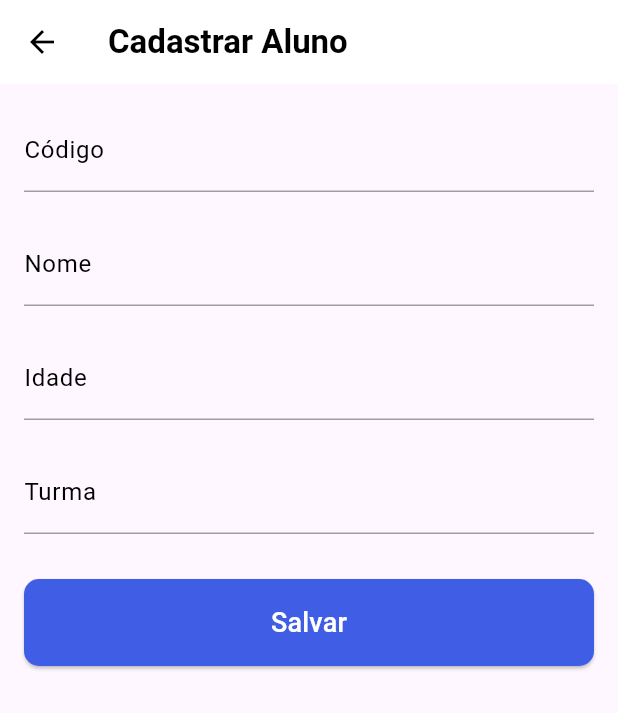
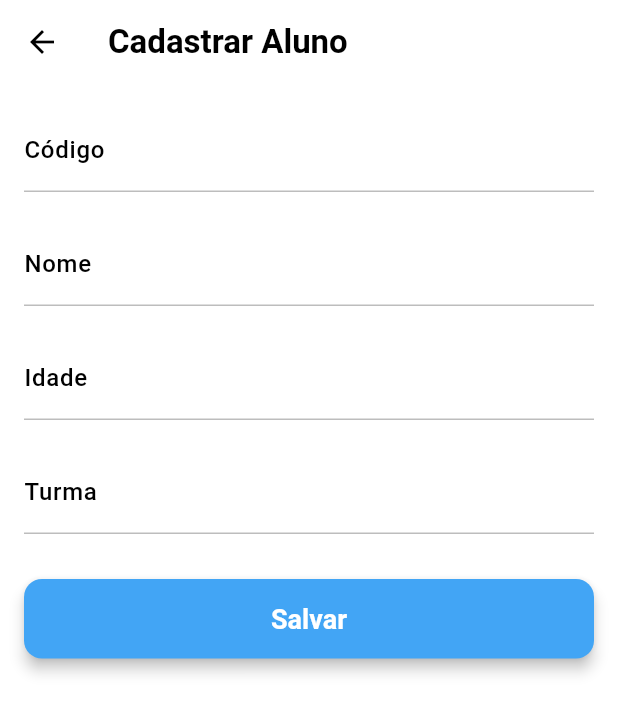
Before and after one commit to gustavosouza1997/app_aluno, a Flutter app: the AlunoPage screen opened directly, after a tap on the "add" icon, on a phone screen of 412 x 824 dp. Shown: the top 713 px of the screen. Run offline on Flutter 3.47's test engine with Material 3 defaults, Android fonts, the phone set to English and light mode, and no system bars; our stand-ins replace cloud_firestore, firebase_auth, firebase_core; accounts and stored records are empty.

Commit message:
Adicionado Fluent Design

```diff
--- a/lib/view/aluno_form_page.dart
+++ b/lib/view/aluno_form_page.dart
@@ -7,7 +7,7 @@ class AlunoFormPage extends StatefulWidget {
   final AlunoPresenter presenter; // O presenter que gerencia a lógica do formulário.
 
   // Construtor da página de formulário. Recebe o presenter como argumento.
-  const AlunoFormPage({required this.presenter});
+  const AlunoFormPage({super.key, required this.presenter});
 
   @override
   // ignore: library_private_types_in_public_api
@@ -25,7 +25,7 @@ class _AlunoFormPageState extends State<AlunoFormPage> {
   Widget build(BuildContext context) {
     return Scaffold(
       appBar: AppBar(
-        backgroundColor: Colors.white, // Fundo branco no estilo Instagram.
+        backgroundColor: Colors.white, // Fundo branco no estilo Fluent.
         title: const Text(
           'Cadastrar Aluno', // Título do AppBar.
           style: TextStyle(
@@ -45,28 +45,11 @@ class _AlunoFormPageState extends State<AlunoFormPage> {
                 CrossAxisAlignment.start, // Alinha os elementos à esquerda.
             children: [
               // Campo de texto para o código do aluno.
-              TextFormField(
-                controller:
-                    _codigoController, // Conecta o controlador ao campo.
-                decoration: const InputDecoration(
-                  labelText: 'Código', // Texto de rótulo.
-                  labelStyle: TextStyle(
-                    color: Colors.black, // Texto preto.
-                  ),
-                  enabledBorder: UnderlineInputBorder(
-                    borderSide:
-                        BorderSide(color: Colors.grey), // Borda inferior cinza.
-                  ),
-                  focusedBorder: UnderlineInputBorder(
-                    borderSide: BorderSide(
-                        color:
-                            Colors.blueAccent), // Borda inferior azul ao focar.
-                  ),
-                ),
-                keyboardType:
-                    TextInputType.number, // Tipo de entrada: numérica.
+              _buildTextField(
+                controller: _codigoController,
+                label: 'Código',
+                keyboardType: TextInputType.number,
                 validator: (value) {
-                  // Validação do campo.
                   if (value == null || value.isEmpty) {
                     return 'Informe o código do aluno'; // Mensagem de erro se o campo estiver vazio.
                   }
@@ -76,87 +59,41 @@ class _AlunoFormPageState extends State<AlunoFormPage> {
               SizedBox(height: 20), // Espaçamento vertical.
 
               // Campo de texto para o nome do aluno.
-              TextFormField(
-                controller: _nomeController, // Conecta o controlador ao campo.
-                decoration: const InputDecoration(
-                  labelText: 'Nome', // Texto de rótulo.
-                  labelStyle: TextStyle(
-                    color: Colors.black, // Texto preto.
-                  ),
-                  enabledBorder: UnderlineInputBorder(
-                    borderSide:
-                        BorderSide(color: Colors.grey), // Borda inferior cinza.
-                  ),
-                  focusedBorder: UnderlineInputBorder(
-                    borderSide: BorderSide(
-                        color:
-                            Colors.blueAccent), // Borda inferior azul ao focar.
-                  ),
-                ),
+              _buildTextField(
+                controller: _nomeController,
+                label: 'Nome',
                 validator: (value) {
-                  // Validação do campo.
                   if (value == null || value.isEmpty) {
-                    return 'Informe o nome do aluno'; // Mensagem de erro se o campo estiver vazio.
+                    return 'Informe o nome do aluno';
                   }
-                  return null; // Sem erro.
+                  return null;
                 },
               ),
               SizedBox(height: 20), // Espaçamento vertical.
 
               // Campo de texto para a idade do aluno.
-              TextFormField(
-                controller: _idadeController, // Conecta o controlador ao campo.
-                decoration: const InputDecoration(
-                  labelText: 'Idade', // Texto de rótulo.
-                  labelStyle: TextStyle(
-                    color: Colors.black, // Texto preto.
-                  ),
-                  enabledBorder: UnderlineInputBorder(
-                    borderSide:
-                        BorderSide(color: Colors.grey), // Borda inferior cinza.
-                  ),
-                  focusedBorder: UnderlineInputBorder(
-                    borderSide: BorderSide(
-                        color:
-                            Colors.blueAccent), // Borda inferior azul ao focar.
-                  ),
-                ),
-                keyboardType:
-                    TextInputType.number, // Tipo de entrada: numérica.
+              _buildTextField(
+                controller: _idadeController,
+                label: 'Idade',
+                keyboardType: TextInputType.number,
                 validator: (value) {
-                  // Validação do campo.
                   if (value == null || value.isEmpty) {
-                    return 'Informe a idade do aluno'; // Mensagem de erro se o campo estiver vazio.
+                    return 'Informe a idade do aluno';
                   }
-                  return null; // Sem erro.
+                  return null;
                 },
               ),
               SizedBox(height: 20), // Espaçamento vertical.
 
               // Campo de texto para a turma do aluno.
-              TextFormField(
-                controller: _turmaController, // Conecta o controlador ao campo.
-                decoration: const InputDecoration(
-                  labelText: 'Turma', // Texto de rótulo.
-                  labelStyle: TextStyle(
-                    color: Colors.black, // Texto preto.
-                  ),
-                  enabledBorder: UnderlineInputBorder(
-                    borderSide:
-                        BorderSide(color: Colors.grey), // Borda inferior cinza.
-                  ),
-                  focusedBorder: UnderlineInputBorder(
-                    borderSide: BorderSide(
-                        color:
-                            Colors.blueAccent), // Borda inferior azul ao focar.
-                  ),
-                ),
+              _buildTextField(
+                controller: _turmaController,
+                label: 'Turma',
                 validator: (value) {
-                  // Validação do campo.
                   if (value == null || value.isEmpty) {
-                    return 'Informe a turma do aluno'; // Mensagem de erro se o campo estiver vazio.
+                    return 'Informe a turma do aluno';
                   }
-                  return null; // Sem erro.
+                  return null;
                 },
               ),
               SizedBox(height: 30), // Espaçamento maior antes do botão.
@@ -170,32 +107,25 @@ class _AlunoFormPageState extends State<AlunoFormPage> {
                     if (_formKey.currentState!.validate()) {
                       // Se todos os campos são válidos, cria uma nova instância de Aluno.
                       Aluno aluno = Aluno(
-                        codigo: int.parse(_codigoController
-                            .text), // Converte o código para int.
-                        nome: _nomeController
-                            .text, // Atribui o nome do controlador.
-                        idade: int.parse(_idadeController
-                            .text), // Converte a idade para int.
-                        turma: _turmaController
-                            .text, // Atribui a turma do controlador.
+                        codigo: int.parse(_codigoController.text), // Converte o código para int.
+                        nome: _nomeController.text, // Atribui o nome do controlador.
+                        idade: int.parse(_idadeController.text), // Converte a idade para int.
+                        turma: _turmaController.text, // Atribui a turma do controlador.
                       );
                       // Chama o método addAluno do presenter para adicionar o aluno.
                       widget.presenter.addAlunoFirebase(aluno).then((_) {
                         // Após adicionar o aluno, fecha a página e retorna true.
-                        // ignore: use_build_context_synchronously
                         Navigator.pop(context, true);
                       });
                     }
                   },
                   style: ElevatedButton.styleFrom(
-                    backgroundColor: Theme.of(context)
-                        .primaryColor, // Cor do botão igual ao tema.
-                    padding: const EdgeInsets.symmetric(
-                        vertical: 16), // Espaçamento interno vertical.
+                    backgroundColor: Colors.blue.shade400, // Cor vibrante para o botão.
+                    padding: const EdgeInsets.symmetric(vertical: 16), // Espaçamento interno vertical.
                     shape: RoundedRectangleBorder(
-                      borderRadius: BorderRadius.circular(
-                          10), // Borda arredondada no botão.
+                      borderRadius: BorderRadius.circular(12), // Borda arredondada mais suave.
                     ),
+                    elevation: 4, // Adiciona uma leve sombra para o efeito de profundidade.
                   ),
                   child: const Text(
                     'Salvar', // Texto do botão.
@@ -212,4 +142,28 @@ class _AlunoFormPageState extends State<AlunoFormPage> {
       ),
     );
   }
+
+  // Função reutilizável para criar campos de texto.
+  Widget _buildTextField({
+    required TextEditingController controller,
+    required String label,
+    TextInputType? keyboardType,
+    String? Function(String?)? validator,
+  }) {
+    return TextFormField(
+      controller: controller,
+      decoration: InputDecoration(
+        labelText: label,
+        labelStyle: TextStyle(color: Colors.black),
+        enabledBorder: UnderlineInputBorder(
+          borderSide: BorderSide(color: Colors.grey.shade400),
+        ),
+        focusedBorder: UnderlineInputBorder(
+          borderSide: BorderSide(color: Colors.blueAccent),
+        ),
+      ),
+      keyboardType: keyboardType,
+      validator: validator,
+    );
+  }
 }
--- a/lib/view/aluno_page.dart
+++ b/lib/view/aluno_page.dart
@@ -4,48 +4,38 @@ import '../presenter/aluno_presenter.dart';
 import 'aluno_view.dart';
 import 'aluno_form_page.dart';
 
-// Define uma página que exibe uma lista de alunos e permite adicionar novos alunos
 class AlunoPage extends StatefulWidget {
+  const AlunoPage({super.key});
 
   @override
   // ignore: library_private_types_in_public_api
   _AlunoPageState createState() => _AlunoPageState();
 }
 
-// Define o estado da página de lista de alunos, implementando a interface AlunoView
 class _AlunoPageState extends State<AlunoPage> implements AlunoView {
-  // O presenter responsável por buscar e adicionar alunos
   late AlunoPresenter presenter;
-
-  // Lista de alunos exibida na página
   List<Aluno> alunos = [];
-
-  // Mensagem de erro que pode ser exibida na página
   String errorMessage = '';
 
   @override
   void initState() {
     super.initState();
-
-    // Inicializa o presenter e busca os alunos
     presenter = AlunoPresenter(this);
-    presenter.fetchAlunosFirebase(); // Faz a requisição para buscar os alunos no backend
+    presenter.fetchAlunosFirebase();
   }
 
-  // Método que atualiza a lista de alunos exibida
   @override
   void displayAlunos(List<Aluno> alunos) {
     setState(() {
-      this.alunos = alunos; // Atualiza a lista de alunos
-      errorMessage = ''; // Limpa qualquer mensagem de erro
+      this.alunos = alunos;
+      errorMessage = '';
     });
   }
 
-  // Método que exibe uma mensagem de erro se a requisição falhar
   @override
   void showError(String error) {
     setState(() {
-      errorMessage = error; // Atualiza a mensagem de erro a ser exibida
+      errorMessage = error;
     });
   }
 
@@ -53,77 +43,64 @@ class _AlunoPageState extends State<AlunoPage> implements AlunoView {
   Widget build(BuildContext context) {
     return Scaffold(
       appBar: AppBar(
-        backgroundColor:
-            Colors.white, // Cor de fundo branco no estilo Instagram
+        backgroundColor: Colors.transparent,
         title: const Text(
           'Lista de Alunos',
           style: TextStyle(
-            color: Colors.black, // Texto preto para contraste
-            fontWeight: FontWeight.bold, // Título em negrito
-            fontSize: 22, // Tamanho da fonte maior
+            color: Color(0xFF2D2D2D),
+            fontWeight: FontWeight.bold,
+            fontSize: 22,
           ),
         ),
+        elevation: 0,
         actions: [
-          // Botão para adicionar um novo aluno
           IconButton(
-            icon: const Icon(Icons.add,
-                color: Colors.black), // Ícone preto no estilo minimalista
+            icon: const Icon(Icons.add, color: Colors.blue),
             onPressed: () async {
-              // Abre a tela de cadastro de aluno
               bool? alunoAdicionado = await Navigator.push(
                 context,
                 MaterialPageRoute(
                   builder: (context) => AlunoFormPage(presenter: presenter),
                 ),
               );
-
-              // Se o aluno foi adicionado com sucesso, atualiza a lista de alunos
               if (alunoAdicionado == true) {
-                presenter.fetchAlunosFirebase(); // Recarrega a lista de alunos
+                presenter.fetchAlunosFirebase();
               }
             },
           ),
         ],
       ),
-
-      // Verifica se há uma mensagem de erro. Caso contrário, exibe a lista de alunos.
-      backgroundColor: Colors.white, // Fundo branco para uma estética clean
+      backgroundColor: Colors.grey[50],
       body: errorMessage.isEmpty
           ? ListView.builder(
-              itemCount: alunos.length, // Número de itens na lista
+              itemCount: alunos.length,
               itemBuilder: (context, index) {
-                // Para cada aluno, exibe uma linha estilizada com nome, idade e turma
                 return Card(
                   margin: EdgeInsets.symmetric(vertical: 10, horizontal: 20),
-                  elevation: 3, // Elevação para dar profundidade aos cards
+                  elevation: 5,
                   shape: RoundedRectangleBorder(
-                    borderRadius: BorderRadius.circular(
-                        15), // Bordas arredondadas no estilo moderno
+                    borderRadius: BorderRadius.circular(20),
                   ),
                   child: ListTile(
-                    contentPadding:
-                        EdgeInsets.all(16), // Espaçamento interno no card
+                    contentPadding: EdgeInsets.all(16),
                     leading: CircleAvatar(
-                      backgroundColor:
-                          Colors.blueAccent, // Fundo azul no estilo Instagram
+                      backgroundColor: Colors.blueAccent,
                       child: Text(
-                        alunos[index].nome[0], // Inicial do nome do aluno
-                        style: const TextStyle(
-                            color: Colors.white), // Texto branco no avatar
+                        alunos[index].nome[0],
+                        style: const TextStyle(color: Colors.white),
                       ),
                     ),
                     title: Text(
-                      alunos[index].nome, // Nome do aluno em destaque
+                      alunos[index].nome,
                       style: const TextStyle(
-                        fontWeight: FontWeight.bold, // Nome em negrito
-                        fontSize: 18, // Tamanho da fonte maior
-                        color: Colors.black, // Texto preto
+                        fontWeight: FontWeight.w600,
+                        fontSize: 18,
+                        color: Colors.black87,
                       ),
                     ),
                     subtitle: Text(
-                      'Idade: ${alunos[index].idade} | Turma: ${alunos[index].turma}', // Detalhes do aluno
-                      style: const TextStyle(
-                          color: Colors.black54), // Texto com tom mais claro
+                      'Idade: ${alunos[index].idade} | Turma: ${alunos[index].turma}',
+                      style: const TextStyle(color: Colors.black54),
                     ),
                   ),
                 );
@@ -131,9 +108,9 @@ class _AlunoPageState extends State<AlunoPage> implements AlunoView {
             )
           : Center(
               child: Text(
-                errorMessage, // Exibe a mensagem de erro
+                errorMessage,
                 style: const TextStyle(
-                    color: Colors.redAccent), // Erro em vermelho para destaque
+                    color: Colors.redAccent, fontSize: 16),
               ),
             ),
     );
```
Also changed, not shown: lib/main.dart (+29 -14 lines).
